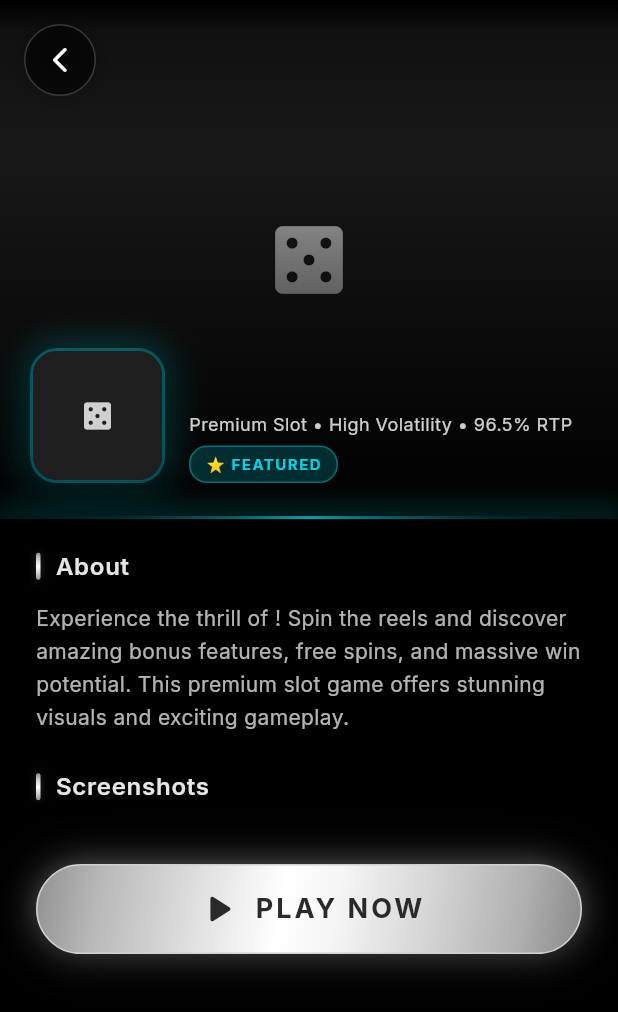
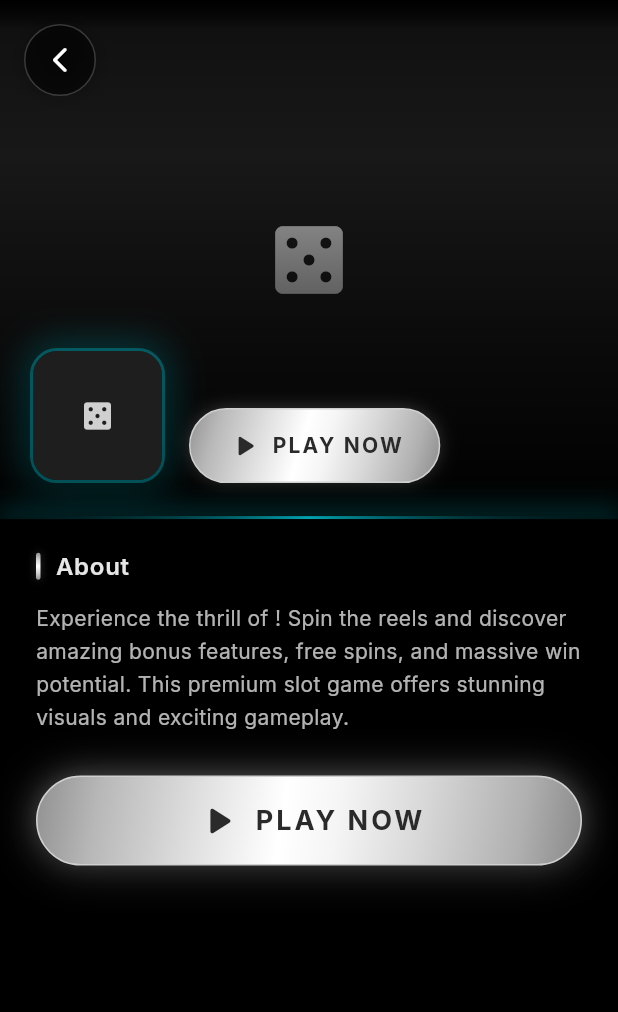
Before and after one commit to TheodorRooseveltDev/TG16, a Flutter app: the GameDetailScreen screen opened directly with empty values, on a phone screen of 412 x 824 dp. Shown: the top 1012 px of the screen. Run offline on Flutter 3.47's test engine with Material 3 defaults, Android fonts, the phone set to English and light mode, and no system bars; our stand-ins replace audioplayers, cached_network_image, flutter_dotenv, flutter_riverpod, go_router, google_fonts and 6 more; accounts and stored records are empty.

Commit message:
bug fixes

```diff
--- a/lib/features/games/screens/game_detail_screen.dart
+++ b/lib/features/games/screens/game_detail_screen.dart
@@ -473,7 +473,7 @@ class _GameDetailScreenState extends State<GameDetailScreen>
 
                         const SizedBox(width: 16),
 
-                        // Title and Description
+                        // Title and Play Button
                         Expanded(
                           child: Column(
                             crossAxisAlignment: CrossAxisAlignment.start,
@@ -496,39 +496,9 @@ class _GameDetailScreenState extends State<GameDetailScreen>
                                 maxLines: 2,
                                 overflow: TextOverflow.ellipsis,
                               ),
-                              const SizedBox(height: 8),
-                              // Mini Description
-                              Text(
-                                'Premium Slot • High Volatility • 96.5% RTP',
-                                style: AppTypography.bodySmall.copyWith(
-                                  color: Colors.white.withOpacity(0.8),
-                                  letterSpacing: 0.3,
-                                ),
-                              ),
-                              const SizedBox(height: 6),
-                              // Provider Tag
-                              Container(
-                                padding: const EdgeInsets.symmetric(
-                                  horizontal: 10,
-                                  vertical: 4,
-                                ),
-                                decoration: BoxDecoration(
-                                  color: AppColors.primary.withOpacity(0.2),
-                                  borderRadius: BorderRadius.circular(12),
-                                  border: Border.all(
-                                    color: AppColors.primary.withOpacity(0.4),
-                                  ),
-                                ),
-                                child: Text(
-                                  '⭐ FEATURED',
-                                  style: AppTypography.labelSmall.copyWith(
-                                    color: AppColors.primary,
-                                    fontWeight: FontWeight.bold,
-                                    fontSize: 10,
-                                    letterSpacing: 1,
-                                  ),
-                                ),
-                              ),
+                              const SizedBox(height: 12),
+                              // Play Now Button in hero
+                              _buildHeroPlayButton(),
                             ],
                           ),
                         ),
@@ -666,6 +636,8 @@ class _GameDetailScreenState extends State<GameDetailScreen>
   }
 
   Widget _buildContentSection() {
+    final hasScreenshots = widget.game.displayScreenshots.isNotEmpty;
+
     return SlideTransition(
       position: _contentSlideAnimation,
       child: FadeTransition(
@@ -696,15 +668,13 @@ class _GameDetailScreenState extends State<GameDetailScreen>
                 child: _buildGameDescription(),
               ),
 
-              const SizedBox(height: 24),
-
-              // Screenshots Section Header
-              _buildSectionHeader('Screenshots'),
-
-              const SizedBox(height: 12),
-
-              // Screenshots - starts at 24 padding, ends at screen edge
-              _buildScreenshotsSection(),
+              // Screenshots Section - only show if screenshots exist
+              if (hasScreenshots) ...[
+                const SizedBox(height: 24),
+                _buildSectionHeader('Screenshots'),
+                const SizedBox(height: 12),
+                _buildScreenshotsSection(),
+              ],
 
               const SizedBox(height: 28),
 
@@ -766,6 +736,68 @@ class _GameDetailScreenState extends State<GameDetailScreen>
       style: AppTypography.bodyMedium.copyWith(
         color: Colors.white.withOpacity(0.7),
         height: 1.6,
+      ),
+    );
+  }
+
+  Widget _buildHeroPlayButton() {
+    return GestureDetector(
+      onTap: _playGame,
+      child: Container(
+        padding: const EdgeInsets.symmetric(horizontal: 24, vertical: 12),
+        decoration: BoxDecoration(
+          gradient: const LinearGradient(
+            begin: Alignment.topLeft,
+            end: Alignment.bottomRight,
+            colors: [
+              Color(0xFF909090),
+              Color(0xFFB8B8B8),
+              Color(0xFFE0E0E0),
+              Color(0xFFFFFFFF),
+              Color(0xFFF5F5F5),
+              Color(0xFFD8D8D8),
+              Color(0xFFB0B0B0),
+              Color(0xFF888888),
+            ],
+            stops: [0.0, 0.12, 0.3, 0.45, 0.55, 0.7, 0.88, 1.0],
+          ),
+          borderRadius: BorderRadius.circular(25),
+          border: Border.all(
+            color: const Color(0xFFD0D0D0),
+            width: 1,
+          ),
+          boxShadow: [
+            BoxShadow(
+              color: Colors.white.withOpacity(0.3),
+              blurRadius: 10,
+              spreadRadius: -2,
+            ),
+            BoxShadow(
+              color: Colors.black.withOpacity(0.4),
+              blurRadius: 15,
+              offset: const Offset(0, 5),
+            ),
+          ],
+        ),
+        child: Row(
+          mainAxisSize: MainAxisSize.min,
+          children: [
+            const Icon(
+              Icons.play_arrow_rounded,
+              color: Color(0xFF2A2A2A),
+              size: 24,
+            ),
+            const SizedBox(width: 6),
+            Text(
+              'PLAY NOW',
+              style: AppTypography.labelMedium.copyWith(
+                color: const Color(0xFF2A2A2A),
+                fontWeight: FontWeight.bold,
+                letterSpacing: 1.5,
+              ),
+            ),
+          ],
+        ),
       ),
     );
   }
--- a/pubspec.yaml
+++ b/pubspec.yaml
@@ -64,3 +64,4 @@ flutter:
   assets:
     - .env
     - assets/sounds/
+    - assets/icon.png
```
Also changed, not shown: lib/core/services/audio_service.dart (+0 -66 lines), lib/features/settings/screens/settings_screen.dart (+0 -14 lines), lib/shared/widgets/app_shell.dart (+1 -45 lines), 1 other file.
